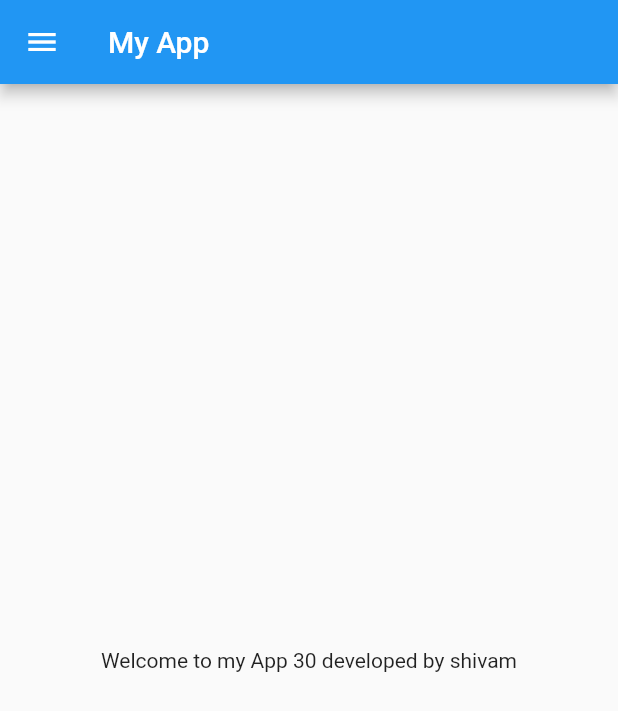
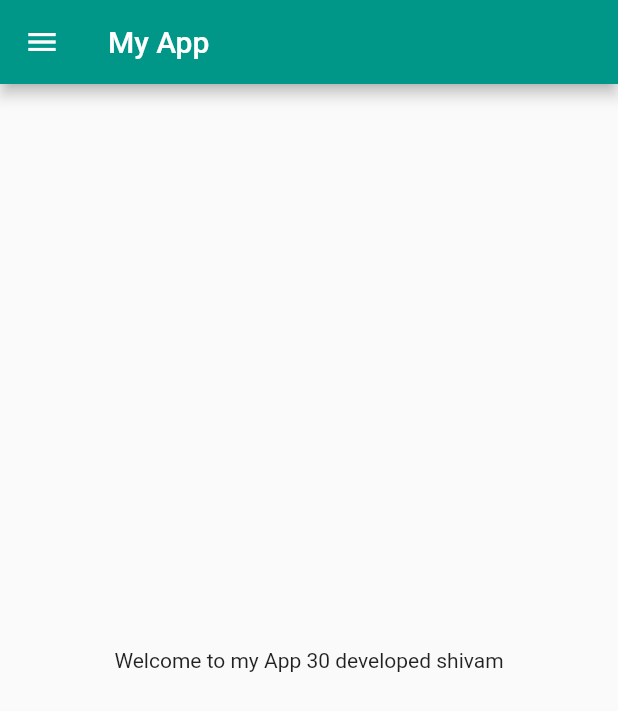
Before and after one commit to shivamv0122/ShoppingApp, a Flutter app: the screen it shows after launch, on a phone screen of 412 x 824 dp. Shown: the top 711 px of the screen. Run offline on Flutter 3.47's test engine with Material 2 defaults, Android fonts, the phone set to English and light mode, and no system bars.

Commit message:
day 3 completed

```diff
--- a/lib/main.dart
+++ b/lib/main.dart
@@ -1,6 +1,7 @@
 //import 'package:flutter/foundation.dart';
 import 'package:flutter/material.dart';
-import 'home_page.dart';
+import 'package:flutter_catalogue/screens/login_page.dart';
+import 'screens/home_page.dart';
 
 void main() {
   runApp(MyApp());
@@ -10,7 +11,17 @@ class MyApp extends StatelessWidget {
   @override
   Widget build(BuildContext context) {
     return MaterialApp(
-      home: HomePage(),
+      themeMode: ThemeMode.light,
+      theme: ThemeData(primarySwatch: Colors.teal),
+      darkTheme: ThemeData(
+        brightness: Brightness.dark,
+      ),
+      initialRoute: "/home",
+      routes: {
+        "/": (context) => LoginPage(),
+        "/home": (context) => HomePage(),
+        "/login": (context) => LoginPage(),
+      },
     );
   }
 }
--- a/lib/home_page.dart
+++ b/lib/screens/home_page.dart
@@ -11,9 +11,8 @@ class HomePage extends StatelessWidget {
       ),
       body: Center(
         child: Container(
-          child: Text("Welcome to my App $id developed by $name"),
+          child: Text("Welcome to my App $id developed $name"),
         ),
-
       ),
       drawer: Drawer(),
     );
```
Also changed, not shown: lib/screens/login_page.dart (added, +20 -0 lines).
